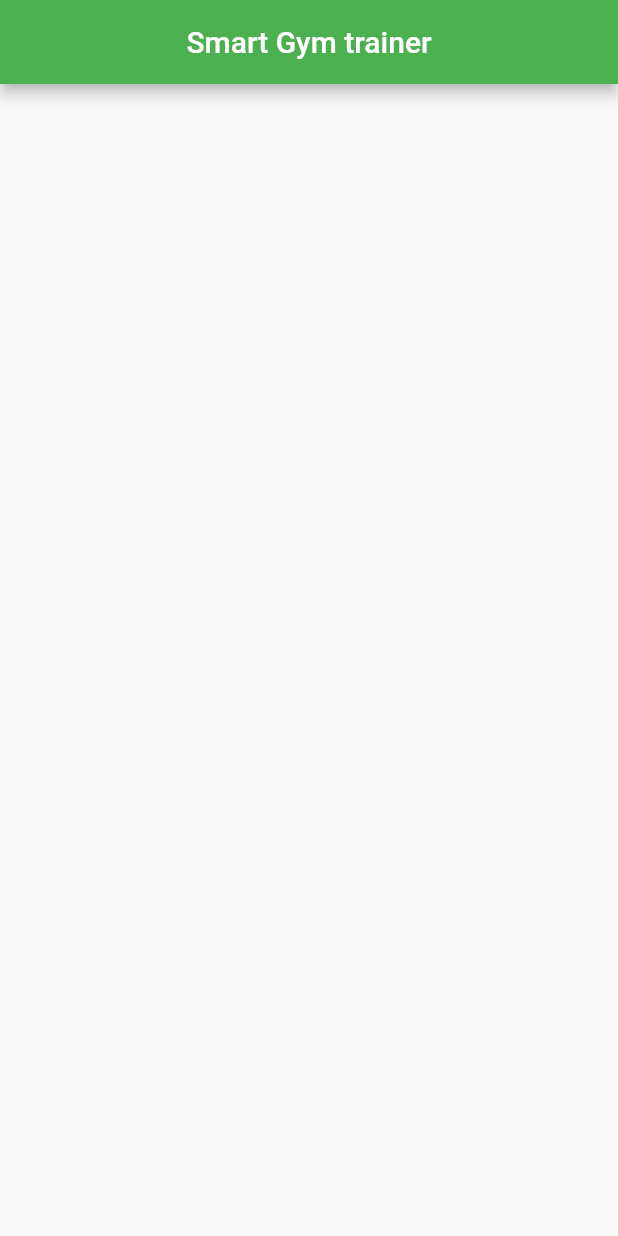
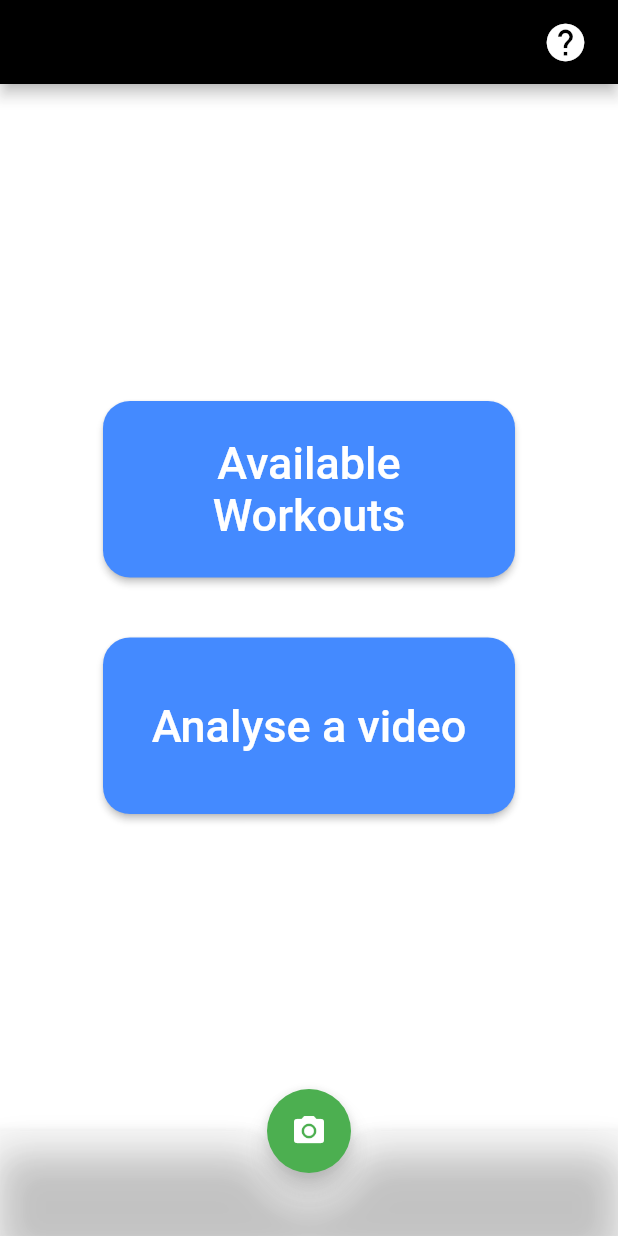
Before and after one commit to AryanSethi/AR-Fit, a Flutter app: the screen it shows after launch, on a phone screen of 412 x 824 dp. Run offline on Flutter 3.47's test engine with Material 2 defaults, Android fonts, the phone set to English and light mode, and no system bars; our stand-ins replace splashscreen.

Commit message:
home page ( first page after splash screen)

```diff
--- a/lib/home_page.dart
+++ b/lib/home_page.dart
@@ -1,15 +1,84 @@
 import 'package:flutter/material.dart';
 import 'package:flutter/widgets.dart';
 
-class HomePage extends StatelessWidget{
+class HomePage extends StatelessWidget {
   @override
   Widget build(BuildContext context) {
+    var screenSize = MediaQuery.of(context).size;
     return Scaffold(
       appBar: AppBar(
+        backgroundColor: Colors.black,
+        actions: [
+          Padding(
+            padding: EdgeInsets.only(right: 20.0),
+            child: GestureDetector(
+                onTap: () => {},
+                child: Icon(
+                    Icons.help, size: 30.0
+                )
+            ),
+          )
+        ],
+      ),
+      body: Container(
+        alignment: Alignment.center,
+        child: Column(
+          mainAxisAlignment: MainAxisAlignment.center,
+          crossAxisAlignment: CrossAxisAlignment.center,
+          children: [
+            Container(
+              width: screenSize.width / 1.5,
+              height: screenSize.height / 7,
+              margin: EdgeInsets.all(20.0),
+              child: RaisedButton(
+                  shape: RoundedRectangleBorder(
+                    borderRadius: BorderRadius.circular(18.0),
+                  ),
+                  color: Colors.blueAccent,
+                  padding: EdgeInsets.all(15.0),
+                  onPressed: () => {},
+                  child: Text('Available Workouts',
+                      textAlign: TextAlign.center,
+                      style: TextStyle(
+                        fontSize: 30,
+                        color: Colors.white,
+                      ))),
+            ),
+            Container(
+              width: screenSize.width / 1.5,
+              height: screenSize.height / 7,
+              margin: EdgeInsets.all(20.0),
+              child: RaisedButton(
+                  shape: RoundedRectangleBorder(
+                    borderRadius: BorderRadius.circular(18.0),
+                  ),
+                  color: Colors.blueAccent,
+                  padding: EdgeInsets.all(15.0),
+                  onPressed: () => {},
+                  child: Text('Analyse a video',
+                      textAlign: TextAlign.center,
+                      style: TextStyle(
+                        fontSize: 30,
+                        color: Colors.white,
+                      ))),
+            ),
+          ],
+        ),
+      ),
+      backgroundColor: Colors.white10,
+      floatingActionButton: FloatingActionButton(
+        onPressed: () => {},
         backgroundColor: Colors.green,
-        title: Center(
-          child: Text("Smart Gym trainer")
-        )
+        tooltip: 'Camera',
+        child: const Icon(Icons.camera_alt),
+      ),
+      floatingActionButtonLocation: FloatingActionButtonLocation.centerDocked,
+      bottomNavigationBar: BottomAppBar(
+        color: Colors.white12,
+        shape: const CircularNotchedRectangle(),
+        child: Container(
+          height: 70.0,
+        ),
       ),
     );
   }
--- a/lib/splashscreen.dart
+++ b/lib/splashscreen.dart
@@ -17,7 +17,15 @@ class _SplashScreenState extends State<MySplashScreen>{
       seconds: 3,
       backgroundColor: Colors.black,
       image: Image.asset('assets/stick-f.png',),
-      photoSize: 150.0,
+      photoSize: 100.0,
+      title: Text(
+        'Smart Workouts',
+        textScaleFactor: 2,
+        style: TextStyle(
+          color: Colors.white,
+          fontSize: 15.0
+        ),
+      ),
       loaderColor: Colors.green,
       navigateAfterSeconds: HomePage(),
     );
```
